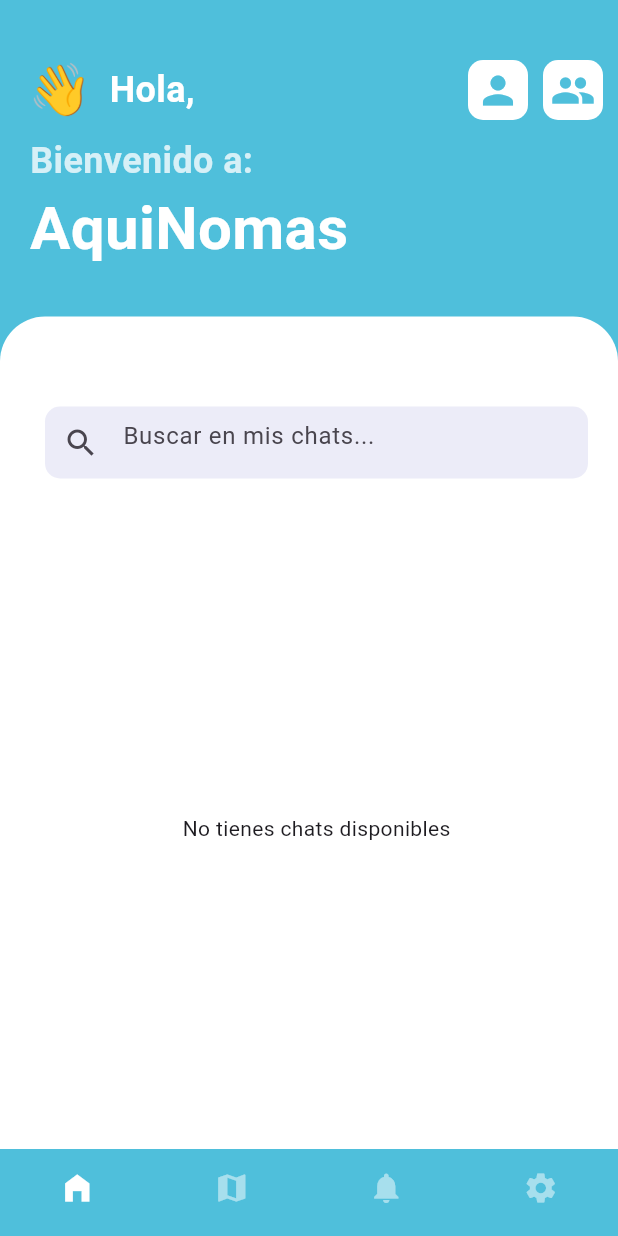
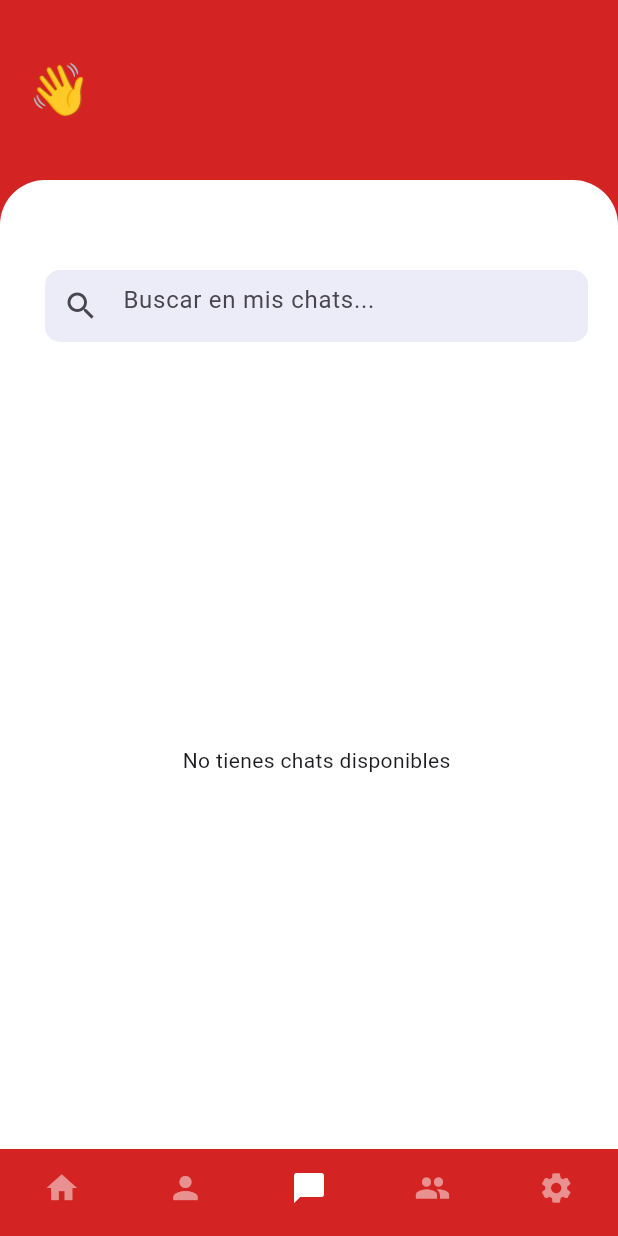
Before and after one commit to Moises-Mestas/Red-Social-322, a Flutter app: the HomePage screen opened by its route, on a phone screen of 412 x 824 dp. Run offline on Flutter 3.47's test engine with Material 3 defaults, Android fonts, the phone set to English and light mode, and no system bars; our stand-ins replace cloud_firestore, firebase_auth, firebase_core, firebase_storage, geocoding, geolocator and 5 more; missing offline and left inert: flutter_sound; accounts and stored records are empty.

Commit message:
Conectando vistas

```diff
--- a/lib/views/pages/home_page.dart
+++ b/lib/views/pages/home_page.dart
@@ -12,10 +12,10 @@ import 'package:flutter_application_3/views/pages/user_profile_page.dart';
 import 'package:flutter_application_3/views/widgets/chat_room_list_tile.dart';
 
 class HomePage extends StatefulWidget {
+  final int? initialIndex;
   // --- MODIFICADO ---
-  // Añadido para que puedas navegar a una pestaña específica desde otra página
-  final int? initialIndex;
-  const HomePage({super.key, this.initialIndex});
+  // El índice 2 es ahora la HomePage (chats)
+  const HomePage({super.key, this.initialIndex = 2});
   // ------------------
 
   @override
@@ -32,14 +32,9 @@ class _HomePageState extends State<HomePage> {
   Stream? chatRoomsStream;
   bool _search = false;
 
-  // --- VARIABLES DE BÚSQUEDA MODIFICADAS ---
-  // Lista que guarda los datos de los usuarios con los que chateas
   List<Map<String, dynamic>> _chatPartnersData = [];
-  // Lista que guarda los resultados filtrados de la búsqueda local
   List<Map<String, dynamic>> _filteredChatPartners = [];
-  // Estado de carga para la lista de compañeros de chat
   bool _isPartnerListLoading = true;
-  // ----------------------------------------
 
   int _selectedIndex = 0;
 
@@ -47,10 +42,8 @@ class _HomePageState extends State<HomePage> {
   void initState() {
     super.initState();
     // --- MODIFICADO ---
-    // Si se pasa un initialIndex, úsalo
-    if (widget.initialIndex != null) {
-      _selectedIndex = widget.initialIndex!;
-    }
+    // El índice por defecto de esta página ahora es 2
+    _selectedIndex = widget.initialIndex ?? 2;
     // ------------------
     _loadUserData();
   }
@@ -65,36 +58,27 @@ class _HomePageState extends State<HomePage> {
     });
 
     if (myUsername != null) {
-      // Mantenemos el stream para la lista de chats en tiempo real
       chatRoomsStream = _databaseService.getUserChatRooms(myUsername!);
-      // --- NUEVO ---
-      // Cargamos los datos de los compañeros de chat para la búsqueda
       await _loadChatPartnersData();
-      // -------------
       setState(() {});
     }
   }
 
-  // --- NUEVO MÉTODO PARA CARGAR LOS DATOS DE LOS COMPAÑEROS DE CHAT ---
   Future<void> _loadChatPartnersData() async {
     if (myUsername == null) return;
 
     setState(() { _isPartnerListLoading = true; });
 
     try {
-      // 1. Obtenemos la lista actual de chatrooms
       QuerySnapshot chatRoomSnapshot = await _databaseService.getUserChatRooms(myUsername!).first;
 
-      // 2. Preparamos una lista de "futuros" para buscar la info de cada usuario
       List<Future<QuerySnapshot>> userFutures = [];
 
       for (var doc in chatRoomSnapshot.docs) {
-        // Extraemos el apodo del otro usuario
         String otherUsername = doc.id.replaceAll("_", "").replaceAll(myUsername!, "");
         userFutures.add(_databaseService.getUserInfo(otherUsername));
       }
 
-      // 3. Ejecutamos todas las consultas a la vez (mucho más rápido)
       List<QuerySnapshot> userSnapshots = await Future.wait(userFutures);
 
       List<Map<String, dynamic>> partners = [];
@@ -104,7 +88,6 @@ class _HomePageState extends State<HomePage> {
         }
       }
 
-      // 4. Guardamos los datos en nuestro estado local
       setState(() {
         _chatPartnersData = partners;
         _isPartnerListLoading = false;
@@ -114,9 +97,7 @@ class _HomePageState extends State<HomePage> {
       setState(() { _isPartnerListLoading = false; });
     }
   }
-  // -----------------------------------------------------------------
 
-  // --- LÓGICA DE BÚSQUEDA MODIFICADA ---
   void _initializeSearch(String value) {
     if (value.isEmpty) {
       setState(() {
@@ -130,25 +111,28 @@ class _HomePageState extends State<HomePage> {
 
     setState(() {
       _search = true;
-      // Filtramos la lista LOCAL (_chatPartnersData) en lugar de consultar Firestore
       _filteredChatPartners = _chatPartnersData.where((element) {
         return element['username'].toString().startsWith(upperValue);
       }).toList();
     });
   }
-  // -------------------------------------
 
+  // --- NAVEGACIÓN COMPLETAMENTE ACTUALIZADA ---
   void _onItemTapped(int index) {
-    // --- MODIFICADO ---
     // Si ya estamos en la pestaña, no hacemos nada
     if (_selectedIndex == index) return;
 
+    if (index == 1 && myUsername == null) {
+          return;
+        }
     setState(() {
       _selectedIndex = index;
     });
 
     // Usamos Navigator.pushReplacement para no apilar páginas
-    if (index == 0) {
+    // y PageRouteBuilder para que el cambio sea instantáneo
+    switch (index) {
+      case 0: // Muro Principal
         Navigator.pushReplacement(
           context,
           PageRouteBuilder(
@@ -156,19 +140,48 @@ class _HomePageState extends State<HomePage> {
             transitionDuration: Duration.zero,
           ),
         );
-    }
-    if (index == 1) {
+        break;
+      case 1: // Mi Perfil (Tablero)
         Navigator.pushReplacement(
           context,
           PageRouteBuilder(
-          pageBuilder: (context, a, b) => const TableroPage(),
+            pageBuilder: (context, a, b) => UserProfilePage(username: myUsername!),
             transitionDuration: Duration.zero,
           ),
         );
+        break;
+      case 2: // Chats (Esta página)
+        // Ya estamos aquí, no es necesario navegar
+        // Pero si vienes de otra pestaña, esto te trae de vuelta
+         Navigator.pushReplacement(
+          context,
+          PageRouteBuilder(
+            pageBuilder: (context, a, b) => const HomePage(),
+            transitionDuration: Duration.zero,
+          ),
+        );
+        break;
+      case 3: // Grupos
+        Navigator.pushReplacement(
+          context,
+          PageRouteBuilder(
+            pageBuilder: (context, a, b) => const GruposPage(),
+            transitionDuration: Duration.zero,
+          ),
+        );
+        break;
+      case 4: // Ajustes (ProfilePage)
+        Navigator.pushReplacement(
+          context,
+          PageRouteBuilder(
+            pageBuilder: (context, a, b) => const ProfilePage(),
+            transitionDuration: Duration.zero,
+          ),
+        );
+        break;
     }
-    // ... puedes añadir más 'else if' para los otros índices
   }
-  // --------------------
+  // ---------------------------------------------
 
   Widget _chatRoomList() {
     return StreamBuilder(
@@ -202,7 +215,6 @@ class _HomePageState extends State<HomePage> {
   }
 
   Widget _buildResultCard(Map<String, dynamic> data, BuildContext context) {
-    // Este widget ya está perfecto, navega a UserProfilePage
     return GestureDetector(
       onTap: () {
         setState(() {
@@ -280,13 +292,13 @@ class _HomePageState extends State<HomePage> {
   @override
   Widget build(BuildContext context) {
     return Scaffold(
-      backgroundColor: const Color.fromARGB(255, 79, 191, 219),
+      backgroundColor: const Color(0xffD32323), // <-- Color de fondo cambiado
       body: Container(
         margin: const EdgeInsets.only(top: 40.0),
         child: Column(
           crossAxisAlignment: CrossAxisAlignment.start,
           children: [
-            // HEADER
+            // --- HEADER MODIFICADO (Botones eliminados) ---
             Padding(
               padding: const EdgeInsets.only(left: 20.0),
               child: Row(
@@ -299,7 +311,7 @@ class _HomePageState extends State<HomePage> {
                   ),
                   const SizedBox(width: 10.0),
                   const Text(
-                    "Hola, ",
+                    " ", // Eliminado "Hola, "
                     textAlign: TextAlign.center,
                     style: TextStyle(
                       color: Colors.white,
@@ -308,7 +320,7 @@ class _HomePageState extends State<HomePage> {
                     ),
                   ),
                   Text(
-                    myName ?? "...",
+                    myUsername?? "...", // Muestra el apodo
                     textAlign: TextAlign.center,
                     style: const TextStyle(
                       color: Colors.white,
@@ -317,87 +329,14 @@ class _HomePageState extends State<HomePage> {
                     ),
                   ),
                   const Spacer(),
-                  // Botón de Perfil
-                  GestureDetector(
-                    onTap: () {
-                      Navigator.push(
-                        context,
-                        MaterialPageRoute(builder: (context) => ProfilePage()),
-                      );
-                    },
-                    child: Padding(
-                      padding: const EdgeInsets.only(right: 10.0),
-                      child: Container(
-                        padding: const EdgeInsets.all(5),
-                        decoration: BoxDecoration(
-                          color: Colors.white,
-                          borderRadius: BorderRadius.circular(10),
-                        ),
-                        child: const Icon(
-                          Icons.person,
-                          color: Color.fromARGB(255, 79, 191, 219),
-                          size: 30.0,
-                        ),
-                      ),
-                    ),
-                  ),
-                  // Botón de Grupos
-                  GestureDetector(
-                    onTap: () {
-                      Navigator.push(
-                        context,
-                        MaterialPageRoute(
-                          builder: (context) => const GruposPage(),
-                        ),
-                      );
-                    },
-                    child: Padding(
-                      padding: const EdgeInsets.only(right: 10.0),
-                      child: Container(
-                        padding: const EdgeInsets.all(5),
-                        decoration: BoxDecoration(
-                          color: Colors.white,
-                          borderRadius: BorderRadius.circular(10),
-                        ),
-                        child: const Icon(
-                          Icons.group,
-                          color: Color.fromARGB(255, 79, 191, 219),
-                          size: 30.0,
-                        ),
-                      ),
-                    ),
-                  ),
+                  // <-- BOTONES DE PERFIL Y GRUPOS ELIMINADOS
                 ],
               ),
             ),
             const SizedBox(height: 10.0),
 
-            // TITULO "Bienvenido a:"
-            const Padding(
-              padding: EdgeInsets.only(left: 20.0),
-              child: Text(
-                "Bienvenido a:",
-                style: TextStyle(
-                  color: Color.fromARGB(195, 255, 255, 255),
-                  fontSize: 24.0,
-                  fontWeight: FontWeight.bold,
-                ),
-              ),
-            ),
-
-            // TÍTULO "AquiNomas"
-            const Padding(
-              padding: EdgeInsets.only(left: 20.0),
-              child: Text(
-                "AquiNomas",
-                textAlign: TextAlign.center,
-                style: TextStyle(
-                  color: Colors.white,
-                  fontSize: 40.0,
-                  fontWeight: FontWeight.bold,
-                ),
-              ),
-            ),
+            // --- TÍTULOS ELIMINADOS ---
+            // (Se eliminó "Bienvenido a:" y "AquiNomas")
             const SizedBox(height: 30.0),
 
             // PRINCIPAL CONTAINER
@@ -416,7 +355,6 @@ class _HomePageState extends State<HomePage> {
                     topRight: Radius.circular(30),
                   ),
                 ),
-                // --- MODIFICADO: Añadido chequeo de carga ---
                 child: _isPartnerListLoading
                     ? const Center(child: CircularProgressIndicator())
                     : Column(
@@ -430,19 +368,18 @@ class _HomePageState extends State<HomePage> {
                             child: TextField(
                               controller: _searchController,
                               onChanged: (value) {
-                                // Aquí llamamos a la nueva función de búsqueda
                                 _initializeSearch(value);
                               },
                               decoration: const InputDecoration(
                                 border: InputBorder.none,
                                 prefixIcon: Icon(Icons.search),
-                                hintText: "Buscar en mis chats...", // Texto de hint actualizado
+                                hintText: "Buscar en mis chats...",
                               ),
                             ),
                           ),
                           const SizedBox(height: 20.0),
 
-                          // --- MODIFICADO: Muestra resultados o lista de chat ---
+                          // LISTA DE RESULTADOS O CHATS
                           Expanded(
                             child: _search
                                 ? ListView.builder(
@@ -455,9 +392,8 @@ class _HomePageState extends State<HomePage> {
                                           _filteredChatPartners[index], context);
                                     },
                                   )
-                                : _chatRoomList(), // Muestra la lista de chats normal
+                                : _chatRoomList(),
                           ),
-                          // ----------------------------------------------------
                         ],
                       ),
               ),
@@ -465,32 +401,37 @@ class _HomePageState extends State<HomePage> {
           ],
         ),
       ),
-      // BARRA DE NAVEGACIÓN INFERIOR
+
+      // --- BARRA DE NAVEGACIÓN ACTUALIZADA ---
       bottomNavigationBar: BottomNavigationBar(
-        backgroundColor: const Color.fromARGB(255, 79, 191, 219),
+        backgroundColor: const Color(0xffD32323), // Color cambiado
         type: BottomNavigationBarType.fixed,
         selectedItemColor: Colors.white,
         unselectedItemColor: Colors.white.withOpacity(0.5),
-        currentIndex: _selectedIndex,
+        currentIndex: _selectedIndex, // <-- Se actualizará a 2
         onTap: _onItemTapped,
         showSelectedLabels: false,
         showUnselectedLabels: false,
         elevation: 0,
         items: const [
           BottomNavigationBarItem(
-            icon: Icon(Icons.home_filled),
-            label: 'Inicio',
+            icon: Icon(Icons.home), // Icono 1: Muro
+            label: 'Muro',
           ),
           BottomNavigationBarItem(
-            icon: Icon(Icons.map), // <-- CAMBIADO A ÍNDICE 1
-            label: 'Mapa',
+            icon: Icon(Icons.person), // Icono 2: Mi Perfil (Tablero)
+            label: 'Perfil',
           ),
           BottomNavigationBarItem(
-            icon: Icon(Icons.notifications), // <-- CAMBIADO A ÍNDICE 2
-            label: 'Notificaciones',
+            icon: Icon(Icons.chat_bubble), // Icono 3: Chats (Esta página)
+            label: 'Chats',
           ),
           BottomNavigationBarItem(
-            icon: Icon(Icons.settings), // <-- CAMBIADO A ÍNDICE 3
+            icon: Icon(Icons.group), // Icono 4: Grupos
+            label: 'Grupos',
+          ),
+          BottomNavigationBarItem(
+            icon: Icon(Icons.settings), // Icono 5: Ajustes
             label: 'Ajustes',
           ),
         ],
```
Also changed, not shown: lib/views/pages/onboarding_page.dart (+28 -28 lines), lib/views/pages/profile_page.dart (+33 -12 lines). Lines whose indentation alone changed are shown as unchanged.
